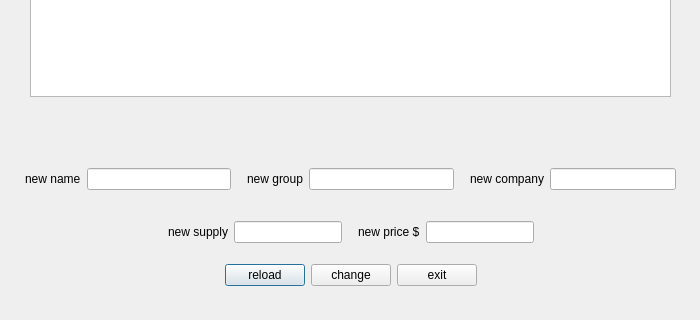
Before: the Qt Designer form edit.ui in melika-ag8/finalfoof, drawn with Qt 5; both pictures show x 0 to 700 and y 280 to 600 of the 700 by 600 pixel window.
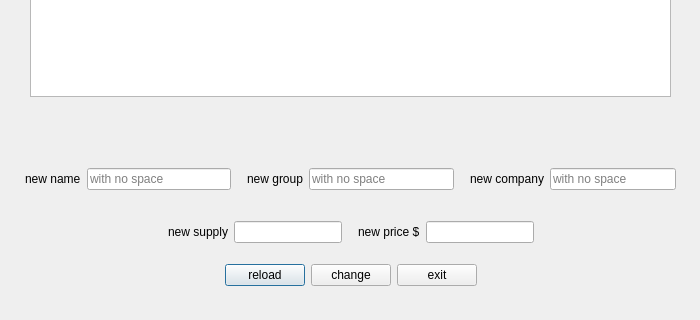
After: the same form once the commit is applied. Icons and pictures are not drawn.

```diff
--- a/edit.ui
+++ b/edit.ui
@@ -366,6 +366,9 @@
            <string notr="true">color:black;
 </string>
           </property>
+          <property name="placeholderText">
+           <string>with no space</string>
+          </property>
          </widget>
         </item>
        </layout>
@@ -414,6 +417,9 @@
           <property name="styleSheet">
            <string notr="true">color:black;</string>
           </property>
+          <property name="placeholderText">
+           <string>with no space</string>
+          </property>
          </widget>
         </item>
        </layout>
@@ -462,6 +468,9 @@
           <property name="styleSheet">
            <string notr="true">color:black;</string>
           </property>
+          <property name="placeholderText">
+           <string>with no space</string>
+          </property>
          </widget>
         </item>
        </layout>
```
